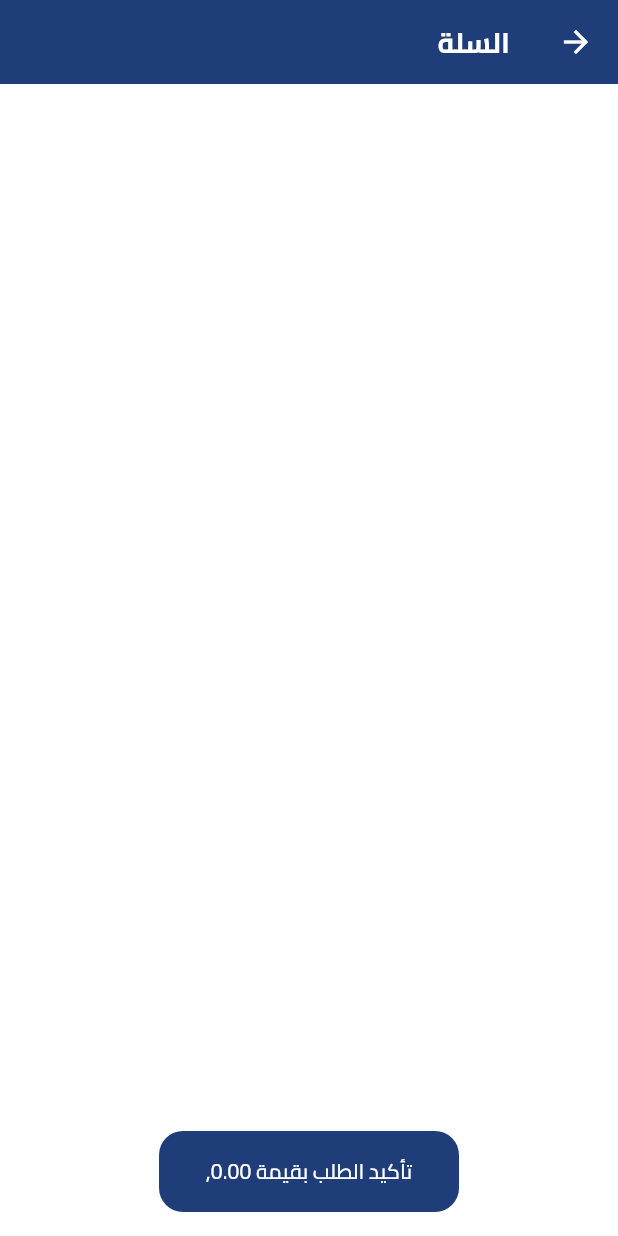
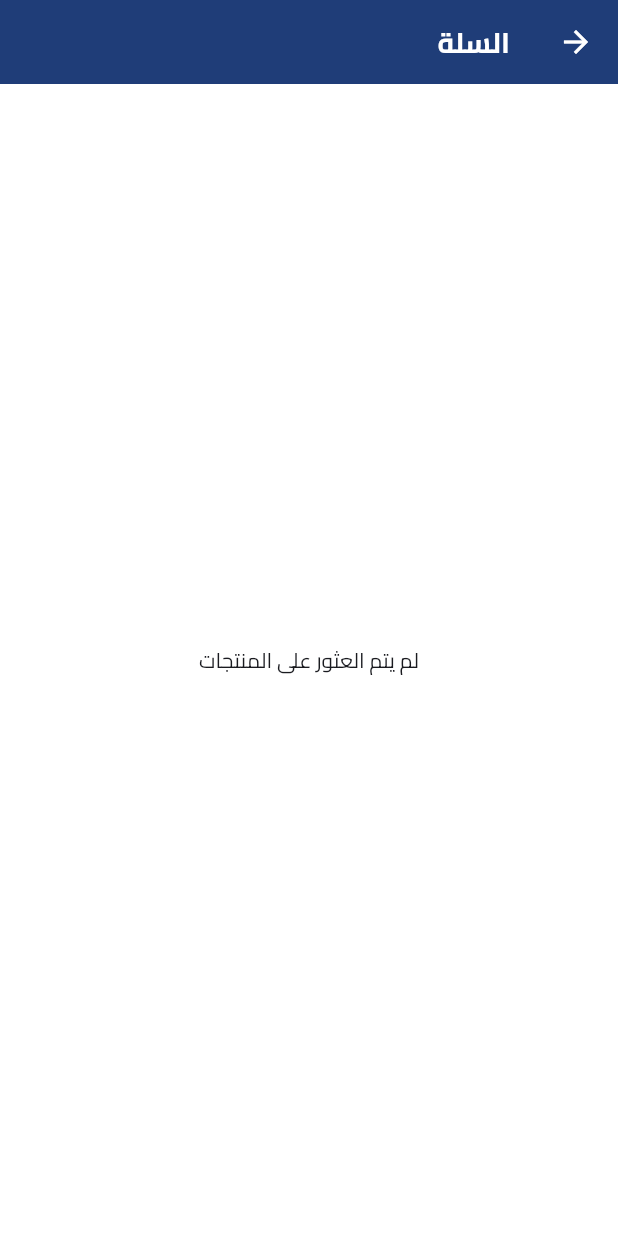
Before and after one commit to HanyMajed/JustMart, a Flutter app: the CartView screen opened directly, on a phone screen of 412 x 824 dp. Run offline on Flutter 3.47's test engine with Material 3 defaults, Android fonts, the phone set to English and light mode, and no system bars; our stand-ins replace bloc, cloud_firestore, dartz, dots_indicator, firebase_auth, firebase_core and 7 more; accounts and stored records are empty; project files that could hold a hidden picture were left out.

Commit message:
Cart UI and logic done

```diff
--- a/lib/features/cart/cart_view.dart
+++ b/lib/features/cart/cart_view.dart
@@ -30,7 +30,9 @@ class _CartViewState extends State<CartView> {
 
     return Scaffold(
       appBar: appbarForVendorViews(title: "السلة"),
-      body: Column(
+      body: cartItems.isEmpty
+          ? const Center(child: Text('لم يتم العثور على المنتجات'))
+          : Column(
               children: [
                 Expanded(
                   child: ListView.builder(
--- a/lib/features/home/presentation/views/widgets/product_details_view.dart
+++ b/lib/features/home/presentation/views/widgets/product_details_view.dart
@@ -15,12 +15,12 @@ import 'package:just_mart/features/vendor_mode/widgets/product_item_model.dart';
 import 'package:just_mart/widgets/custom_button.dart';
 
 class ProductDetailsView extends StatefulWidget {
-  ProductDetailsView({super.key, required this.productItemModel, required this.signedUID});
+  ProductDetailsView({super.key, required this.productItemModel, required this.signedUID, required this.productId});
   static const String routeName = "ProductDetailsView";
   final ProductItemModel productItemModel;
   var decodedImage;
   final String signedUID;
-
+  final String productId;
   @override
   State<ProductDetailsView> createState() => _ProductDetailsViewState();
 }
@@ -133,7 +133,7 @@ class _ProductDetailsViewState extends State<ProductDetailsView> {
                       price: widget.productItemModel.price,
                       imageBase64: widget.productItemModel.imageBase64,
                     );
-
+                    product.productId = widget.productId;
                     context.read<CartProvider>().addToCart(product);
                     Navigator.pop(context);
                   },
```
Also changed, not shown: lib/features/home/presentation/views/widgets/best_selling_gridView.dart (+8 -2 lines). Lines whose indentation alone changed are shown as unchanged.
